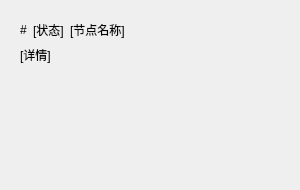
First picture: the form in QtUI/singleNodeWidget.ui, repository MCSLTeam/OpenFRP_Plugin, before the edit.
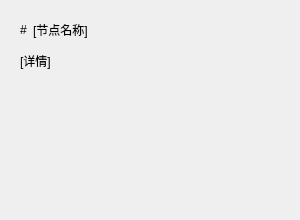
Second picture: the form after the edit. Custom widgets are drawn as their Qt base class.

```diff
--- a/QtUI/singleNodeWidget.ui
+++ b/QtUI/singleNodeWidget.ui
@@ -7,7 +7,7 @@
     <x>0</x>
     <y>0</y>
     <width>300</width>
-    <height>190</height>
+    <height>220</height>
    </rect>
   </property>
   <property name="sizePolicy">
@@ -19,13 +19,13 @@
   <property name="minimumSize">
    <size>
     <width>300</width>
-    <height>190</height>
+    <height>220</height>
    </size>
   </property>
   <property name="maximumSize">
    <size>
     <width>300</width>
-    <height>190</height>
+    <height>220</height>
    </size>
   </property>
   <property name="windowTitle">
@@ -35,21 +35,21 @@
    <item row="0" column="0">
     <widget class="QWidget" name="nodeWidget" native="true">
      <property name="sizePolicy">
-      <sizepolicy hsizetype="Fixed" vsizetype="Fixed">
+      <sizepolicy hsizetype="Expanding" vsizetype="Expanding">
        <horstretch>0</horstretch>
        <verstretch>0</verstretch>
       </sizepolicy>
      </property>
      <property name="minimumSize">
       <size>
-       <width>280</width>
-       <height>170</height>
+       <width>0</width>
+       <height>0</height>
       </size>
      </property>
      <property name="maximumSize">
       <size>
-       <width>280</width>
-       <height>170</height>
+       <width>16777215</width>
+       <height>16777215</height>
       </size>
      </property>
      <layout class="QGridLayout" name="gridLayout_2">
@@ -74,38 +74,17 @@
         </property>
        </widget>
       </item>
-      <item row="0" column="1">
-       <widget class="StrongBodyLabel" name="nodeTag">
+      <item row="1" column="0" colspan="3">
+       <widget class="QWidget" name="tagWidget" native="true">
         <property name="sizePolicy">
-         <sizepolicy hsizetype="Preferred" vsizetype="Fixed">
+         <sizepolicy hsizetype="Expanding" vsizetype="Preferred">
           <horstretch>0</horstretch>
           <verstretch>0</verstretch>
          </sizepolicy>
         </property>
-        <property name="styleSheet">
-         <string notr="true">StrongBodyLabel {
-	color: red;
-}</string>
-        </property>
-        <property name="text">
-         <string>[状态]</string>
-        </property>
        </widget>
       </item>
       <item row="0" column="2">
-       <widget class="SubtitleLabel" name="nodeName">
-        <property name="sizePolicy">
-         <sizepolicy hsizetype="Preferred" vsizetype="Fixed">
-          <horstretch>0</horstretch>
-          <verstretch>0</verstretch>
-         </sizepolicy>
-        </property>
-        <property name="text">
-         <string>[节点名称]</string>
-        </property>
-       </widget>
-      </item>
-      <item row="0" column="3">
        <spacer name="horizontalSpacer">
         <property name="orientation">
          <enum>Qt::Horizontal</enum>
@@ -118,7 +97,7 @@
         </property>
        </spacer>
       </item>
-      <item row="1" column="0" colspan="4">
+      <item row="2" column="0" colspan="3">
        <widget class="BodyLabel" name="nodeInfo">
         <property name="sizePolicy">
          <sizepolicy hsizetype="Expanding" vsizetype="Expanding">
@@ -134,6 +113,19 @@
         </property>
        </widget>
       </item>
+      <item row="0" column="1">
+       <widget class="SubtitleLabel" name="nodeName">
+        <property name="sizePolicy">
+         <sizepolicy hsizetype="Preferred" vsizetype="Fixed">
+          <horstretch>0</horstretch>
+          <verstretch>0</verstretch>
+         </sizepolicy>
+        </property>
+        <property name="text">
+         <string>[节点名称]</string>
+        </property>
+       </widget>
+      </item>
      </layout>
     </widget>
    </item>
@@ -151,11 +143,6 @@
    <extends>QLabel</extends>
    <header>qfluentwidgets</header>
   </customwidget>
-  <customwidget>
-   <class>StrongBodyLabel</class>
-   <extends>QLabel</extends>
-   <header>qfluentwidgets</header>
-  </customwidget>
   <customwidget>
    <class>SubtitleLabel</class>
    <extends>QLabel</extends>
```
Left out of the diff: 2 changed lines with no effect on the pictures.
